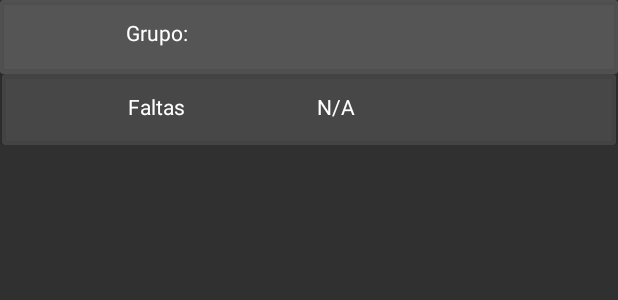
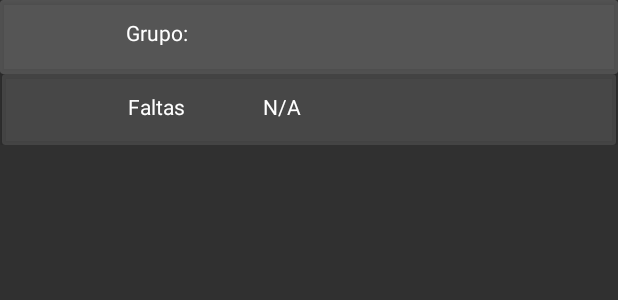
Before and after one commit to Emarmota/EHL, an Android app: the layout adapter_activity_controlparental_asistencias.xml on its own in the app's theme, with its tools: preview values and no code run, on a phone screen of 412 x 824 dp. Shown: the top 300 px of the screen. Run offline under Robolectric (Android 15) with nearby library versions, the phone set to English and light mode, and no system bars.

Commit message:
Control parental casi listo

```diff
--- a/app/src/main/java/mx/tec/EHL/Adapter/ControlParentalAdapter.kt
+++ b/app/src/main/java/mx/tec/EHL/Adapter/ControlParentalAdapter.kt
@@ -26,7 +26,7 @@ class ControlParentalAdapter (val context : Context, val elementos: Array<ArrayL
             }
         }
         fun bindData(elemento: ArrayList<String>){
-            txt_primario !!.text = elemento[1]
+            txt_primario !!.text = elemento[0]
             txt_secundario !!.text = "10"
 
 
@@ -45,7 +45,7 @@ class ControlParentalAdapter (val context : Context, val elementos: Array<ArrayL
         holder.bindData(elem)
         if(layoutInflaterChild != null){
             val elementosChild = Array(1,{ arrayListOf<String>( ) })
-            elementosChild.set(0, elem.slice(2..3) as ArrayList<String>)
+            elementosChild.set(0, elem.slice(1..2) as ArrayList<String>)
             SetRecycler(elementosChild, holder.recyclerViewChild,layoutInflaterChild!!)
         }
     }
--- a/app/src/main/res/layout/adapter_activity_controlparental_asistencias.xml
+++ b/app/src/main/res/layout/adapter_activity_controlparental_asistencias.xml
@@ -20,8 +20,8 @@
 
             <TextView
                 android:id="@+id/txtv_Grupo"
-                android:layout_width="117dp"
-                android:layout_height="25dp"
+                android:layout_width="47dp"
+                android:layout_height="23dp"
                 android:layout_marginStart="84dp"
                 android:layout_marginTop="12dp"
                 android:paddingBottom="5sp"
@@ -30,6 +30,16 @@
                 app:layout_constraintStart_toStartOf="parent"
                 app:layout_constraintTop_toTopOf="parent"
                 tools:text="Grupo:" />
+
+            <TextView
+                android:id="@+id/txt_primario"
+                android:layout_width="117dp"
+                android:layout_height="25dp"
+                android:layout_marginStart="16dp"
+                android:paddingBottom="5sp"
+                android:textColor="#FFFFFF"
+                app:layout_constraintStart_toEndOf="@+id/txtv_Grupo"
+                app:layout_constraintTop_toTopOf="@+id/txtv_Grupo" />
 
         </androidx.constraintlayout.widget.ConstraintLayout>
 
@@ -59,10 +69,10 @@
                 app:layout_constraintTop_toTopOf="parent" />
 
             <TextView
-                android:id="@+id/txt_calificacion"
+                android:id="@+id/txt_secundario"
                 android:layout_width="wrap_content"
                 android:layout_height="wrap_content"
-                android:layout_marginStart="88dp"
+                android:layout_marginStart="52dp"
                 android:layout_marginTop="12dp"
                 android:text="N/A"
                 android:textColor="#FFFFFF"
```
Also changed, not shown: app/src/main/java/mx/tec/EHL/ControlParental/MainActivityControlParental_Asistencia.kt (+47 -9 lines), app/src/main/java/mx/tec/EHL/ControlParental/MainActivityControlParental_Calificaciones.kt (+3 -8 lines), app/src/main/res/layout/activity_main_control_parental_asistencia.xml (renamed from app/src/main/res/layout/activity_main_control_parental__asistencia.xml).
